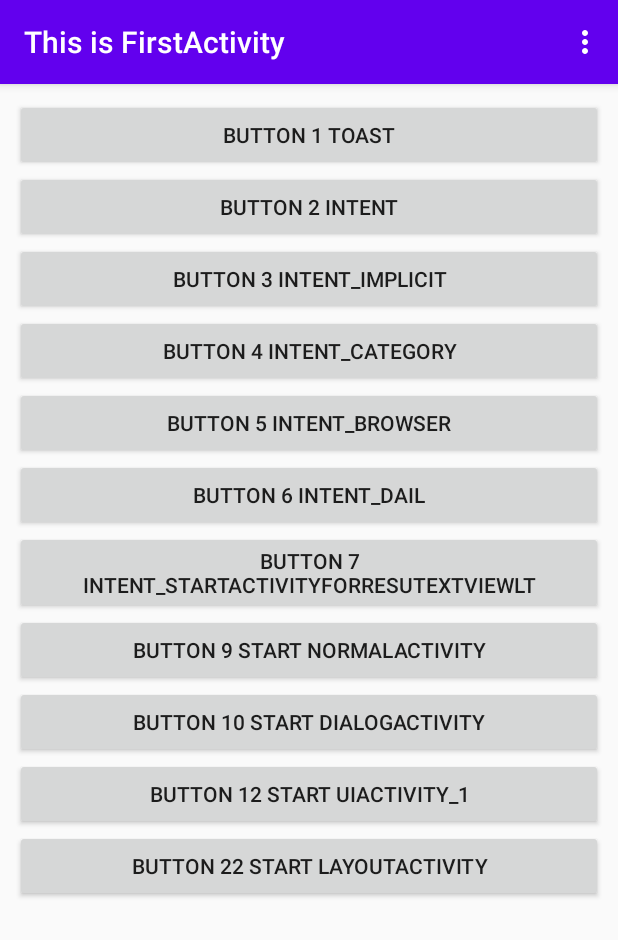
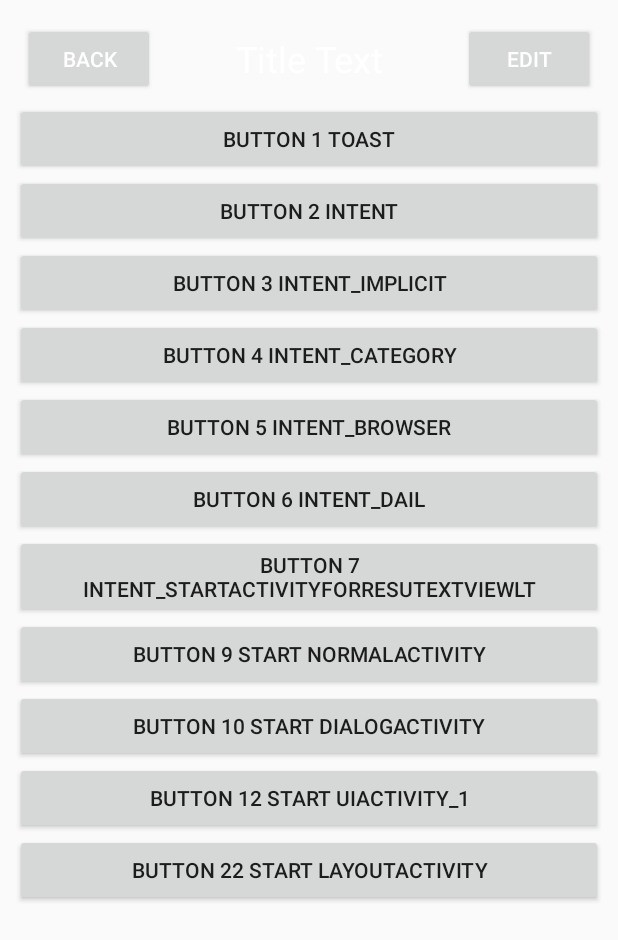
Before and after one commit to jsflzhong/test2_noActivity, an Android app: the screen it shows after launch (FirstActivity), on a phone screen of 412 x 824 dp. Shown: the top 940 px of the screen. Run offline under Robolectric (Android 15) with nearby library versions, the phone set to English and light mode, and no system bars.

Commit message:
include layout

```diff
--- a/app/build.gradle
+++ b/app/build.gradle
@@ -6,7 +6,7 @@ android {
 
     defaultConfig {
         applicationId "com.jsflzhong.test2_noactivity"
-        minSdkVersion 15
+        minSdkVersion 24
         targetSdkVersion 29
         versionCode 1
         versionName "1.0"
@@ -20,6 +20,10 @@ android {
             proguardFiles getDefaultProguardFile('proguard-android-optimize.txt'), 'proguard-rules.pro'
         }
     }
+    compileOptions {
+        sourceCompatibility = 1.8
+        targetCompatibility = 1.8
+    }
 
 }
 
@@ -32,4 +36,5 @@ dependencies {
     androidTestImplementation 'androidx.test.ext:junit:1.1.1'
     androidTestImplementation 'androidx.test.espresso:espresso-core:3.2.0'
 
+    implementation 'androidx.percentlayout:percentlayout:1.0.0'
 }
--- a/app/src/main/AndroidManifest.xml
+++ b/app/src/main/AndroidManifest.xml
@@ -10,7 +10,7 @@
         android:roundIcon="@mipmap/ic_launcher_round"
         android:supportsRtl="true"
         android:theme="@style/AppTheme">
-        <activity android:name=".layout.RelativeLayoutActivity2"></activity>
+        <activity android:name=".layout.RelativeLayoutActivity2" />
         <activity android:name=".layout.RelativeLayoutActivity1" />
         <activity android:name=".layout.LinearLayoutActivity2" />
         <activity android:name=".layout.LinearLayoutActivity1" />
--- a/app/src/main/java/com/jsflzhong/test2_noactivity/BasicActivity.java
+++ b/app/src/main/java/com/jsflzhong/test2_noactivity/BasicActivity.java
@@ -28,6 +28,15 @@ public abstract class BasicActivity extends AppCompatActivity {
         loadView();
         getSavedInstanceState(savedInstanceState);
         getIntentFromLastActivity();
+        hideSupportActionBar();
+
+    }
+
+    /**
+     * 隐藏布局中自带的标题栏
+     */
+    public void hideSupportActionBar() {
+
     }
 
     @Override
@@ -42,6 +51,10 @@ public abstract class BasicActivity extends AppCompatActivity {
         Log.d(TAG,"@@@[loadButton] in parent");
     }
 
+    /**
+     * 在本活动被关闭时,会调用下面的onSaveInstanceState(),会存储一个值, 这里可以在再重启时拿到.
+     * @param savedInstanceState savedInstanceState
+     */
     public void getSavedInstanceState(Bundle savedInstanceState) {
         Log.d(TAG, "@@@[getSavedInstanceState] in parent");
     }
@@ -51,6 +64,9 @@ public abstract class BasicActivity extends AppCompatActivity {
      */
     public abstract void setContentView();
 
+    /**
+     * 从intent中, 拿出来从上个活动传过来的数据
+     */
     public void getIntentFromLastActivity() {
         Log.d(TAG, "@@@[]getIntentFromLastActivity in parent");
     }
--- a/app/src/main/java/com/jsflzhong/test2_noactivity/FirstActivity.java
+++ b/app/src/main/java/com/jsflzhong/test2_noactivity/FirstActivity.java
@@ -2,9 +2,12 @@ package com.jsflzhong.test2_noactivity;
 
 import androidx.annotation.NonNull;
 import androidx.annotation.Nullable;
+import androidx.annotation.RequiresApi;
+import androidx.appcompat.app.ActionBar;
 
 import android.content.Intent;
 import android.net.Uri;
+import android.os.Build;
 import android.os.Bundle;
 import android.util.Log;
 import android.view.Menu;
@@ -17,6 +20,8 @@ import com.jsflzhong.test2_noactivity.layout.LinearLayoutActivity1;
 import com.jsflzhong.test2_noactivity.lifeCycle.DialogActivity;
 import com.jsflzhong.test2_noactivity.lifeCycle.NormalActivity;
 import com.jsflzhong.test2_noactivity.ui.UIActivity_1;
+
+import java.util.Optional;
 
 public class FirstActivity extends BasicActivity {
 
@@ -45,6 +50,12 @@ public class FirstActivity extends BasicActivity {
 
     public void getIntentFromLastActivity() {
         Log.d(TAG,"@@@[getIntentFromLastActivity]");
+    }
+
+    @Override
+    public void hideSupportActionBar() {
+        ActionBar actionBar = getSupportActionBar();
+        Optional.ofNullable(actionBar).ifPresent(ActionBar::hide);
     }
 
     @Override
--- a/app/src/main/res/layout/first_layout.xml
+++ b/app/src/main/res/layout/first_layout.xml
@@ -8,6 +8,8 @@
         android:orientation="vertical"
         android:layout_width="match_parent"
         android:layout_height="match_parent">
+
+        <include layout="@layout/title"/>
 
         <!--
         id: 给当前元素定义的唯一标识符.
--- /dev/null
+++ b/app/src/main/res/layout/title.xml
@@ -0,0 +1,39 @@
+<LinearLayout xmlns:android="http://schemas.android.com/apk/res/android"
+    android:layout_width="match_parent"
+    android:layout_height="wrap_content">
+
+    <!--### 标题栏布局,可以提供给其他的布局中用include引用 ###-->
+
+    <!--
+        android:layout_margin:
+            这个属性，它可以指定控件在上下左右方向上偏移的距离，
+            当然也可以使用android:layout_marginLeft或android:layout_marginTop
+            等属性来单独指定控件在某个方向上偏移的距离.
+    -->
+    <Button
+        android:id="@+id/title_back"
+        android:layout_width="wrap_content"
+        android:layout_height="wrap_content"
+        android:layout_gravity="center"
+        android:layout_margin="5dp"
+        android:text="Back"
+        android:textColor="#fff" />
+    <TextView
+        android:id="@+id/title_text"
+        android:layout_width="0dp"
+        android:layout_height="wrap_content"
+        android:layout_gravity="center"
+        android:layout_weight="1"
+        android:gravity="center"
+        android:text="Title Text"
+        android:textColor="#fff"
+        android:textSize="24sp" />
+    <Button
+        android:id="@+id/title_edit"
+        android:layout_width="wrap_content"
+        android:layout_height="wrap_content"
+        android:layout_gravity="center"
+        android:layout_margin="5dp"
+        android:text="Edit"
+        android:textColor="#fff" />
+</LinearLayout>
```
Also changed, not shown: 1 other file.
